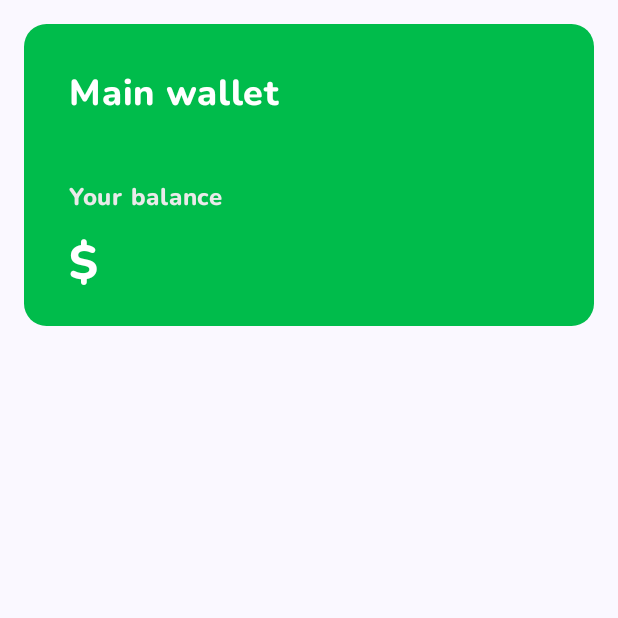
After one commit to dvir-biton/Expense_tracker, an Android app built with Jetpack Compose: the composable BalanceCard called with empty values, on a phone screen of 412 x 824 dp, the top half of it. The commit adds this screen. Run offline under Robolectric (Android 15) with nearby library versions, the light colour scheme and no system bars.

Commit message:
added font and made some ui comps

```diff
--- a/app/src/main/java/com/fylora/expensetracker/feature_expense/data/data_source/ExpenseDatabase.kt
+++ b/app/src/main/java/com/fylora/expensetracker/feature_expense/data/data_source/ExpenseDatabase.kt
@@ -9,7 +9,7 @@ import com.fylora.expensetracker.feature_expense.domain.model.Expense
     version = 1,
     exportSchema = false
 )
-abstract class ExpenseDatabase(): RoomDatabase() {
+abstract class ExpenseDatabase: RoomDatabase() {
 
     abstract val dao: ExpenseDao
 }
--- /dev/null
+++ b/app/src/main/java/com/fylora/expensetracker/feature_expense/presentation/home_screen/comp/BalanceCard.kt
@@ -0,0 +1,68 @@
+package com.fylora.expensetracker.feature_expense.presentation.home_screen.comp
+
+import androidx.compose.foundation.background
+import androidx.compose.foundation.layout.Column
+import androidx.compose.foundation.layout.Spacer
+import androidx.compose.foundation.layout.fillMaxWidth
+import androidx.compose.foundation.layout.padding
+import androidx.compose.foundation.shape.RoundedCornerShape
+import androidx.compose.material3.Text
+import androidx.compose.runtime.Composable
+import androidx.compose.ui.Modifier
+import androidx.compose.ui.draw.clip
+import androidx.compose.ui.graphics.Color
+import androidx.compose.ui.text.font.FontWeight
+import androidx.compose.ui.tooling.preview.Preview
+import androidx.compose.ui.unit.dp
+import androidx.compose.ui.unit.sp
+import com.fylora.expensetracker.core.fontFamily
+import com.fylora.expensetracker.feature_expense.presentation.ui.theme.Primary
+
+@Composable
+fun BalanceCard(
+    balance: String
+) {
+    Column(
+        modifier = Modifier
+            .padding(16.dp)
+            .clip(RoundedCornerShape(15.dp))
+            .fillMaxWidth()
+            .background(Primary)
+    ) {
+        Text(
+            text = "Main wallet",
+            modifier = Modifier
+                .padding(30.dp),
+            fontSize = 24.sp,
+            color = Color.White,
+            fontWeight = FontWeight.ExtraBold,
+            fontFamily = fontFamily
+        )
+        Text(
+            text = "Your balance",
+            modifier = Modifier
+                .padding(horizontal = 30.dp)
+                .padding(vertical = 10.dp),
+            fontSize = 16.sp,
+            color = Color(0xFFEAEAEA),
+            fontWeight = FontWeight.ExtraBold,
+            fontFamily = fontFamily
+        )
+        Text(
+            text = "$$balance",
+            modifier = Modifier
+                .padding(horizontal = 30.dp)
+                .padding(bottom = 20.dp),
+            fontSize = 32.sp,
+            color = Color.White,
+            fontWeight = FontWeight.ExtraBold,
+            fontFamily = fontFamily
+        )
+    }
+}
+
+@Preview
+@Composable
+fun BalanceCardPrev() {
+    BalanceCard(balance = "1204.12")
+}
--- a/app/src/main/java/com/fylora/expensetracker/feature_expense/presentation/ui/theme/Color.kt
+++ b/app/src/main/java/com/fylora/expensetracker/feature_expense/presentation/ui/theme/Color.kt
@@ -9,3 +9,5 @@ val Pink80 = Color(0xFFEFB8C8)
 val Purple40 = Color(0xFF6650a4)
 val PurpleGrey40 = Color(0xFF625b71)
 val Pink40 = Color(0xFF7D5260)
+
+val Primary = Color(0xFF00BC4B)
```
Also changed, not shown: app/src/main/java/com/fylora/expensetracker/core/FontFamily.kt (added, +46 -0 lines), app/src/main/java/com/fylora/expensetracker/feature_expense/domain/use_cases/CalculateTotalUseCase.kt (added, +14 -0 lines), app/src/main/java/com/fylora/expensetracker/feature_expense/presentation/home_screen/ExpenseState.kt (+12 -4 lines), app/src/main/java/com/fylora/expensetracker/feature_expense/presentation/home_screen/ExpenseViewModel.kt (+21 -5 lines), app/src/main/java/com/fylora/expensetracker/feature_expense/presentation/ui/theme/Type.kt (+8 -10 lines), app/src/main/res/font/nunito_black.ttf (added), app/src/main/res/font/nunito_bold.ttf (added), app/src/main/res/font/nunito_extrabold.ttf (added), app/src/main/res/font/nunito_extralight.ttf (added), app/src/main/res/font/nunito_italic.ttf (added), app/src/main/res/font/nunito_light.ttf (added), app/src/main/res/font/nunito_medium.ttf (added), app/src/main/res/font/nunito_regular.ttf (added).
